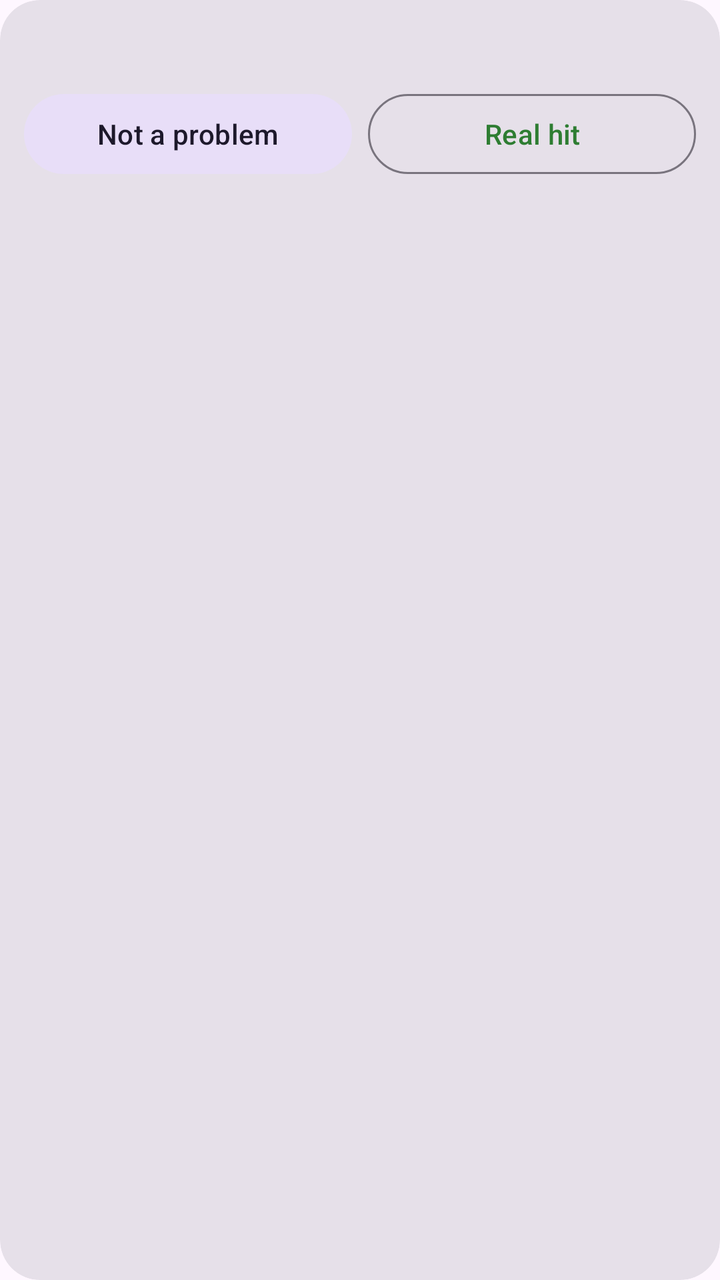
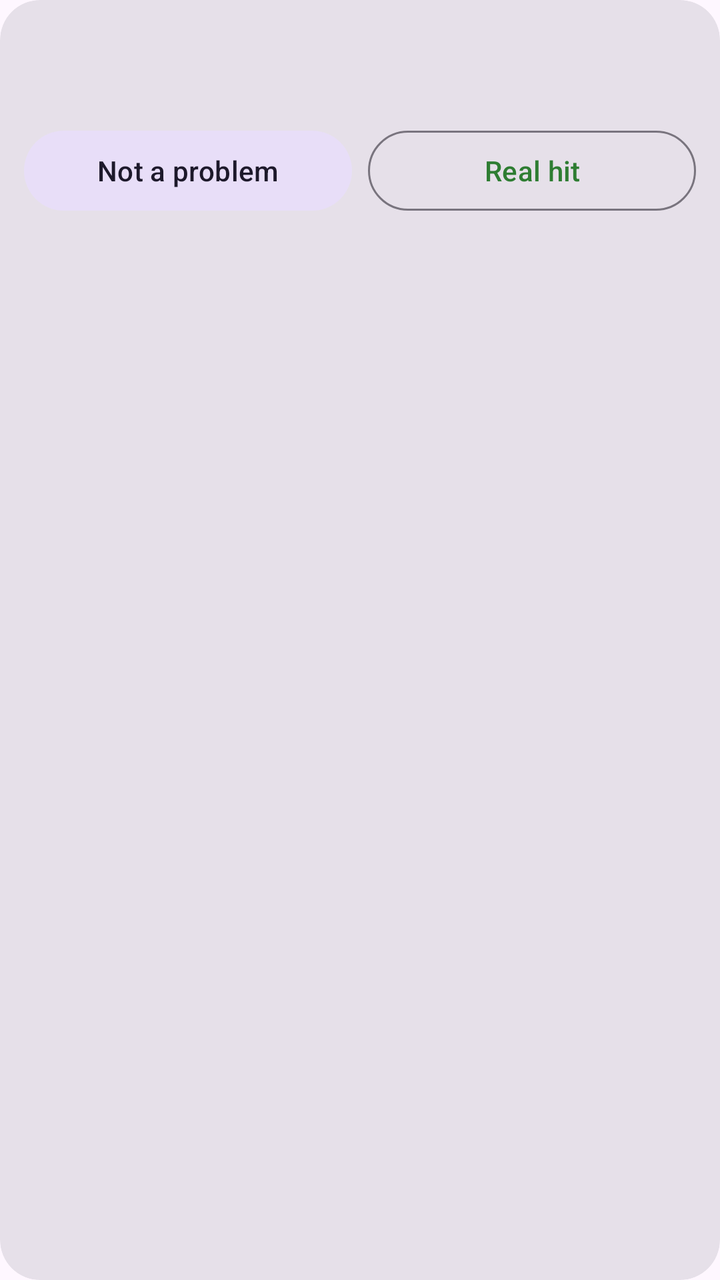

Two renders of the same Android screen: before a commit and after it. Below are the layout's source before the change and the commit's diff.
<!-- AndroidManifest.xml: application theme Theme.FocusFence -->
<!-- res/layout/item_review.xml -->
<?xml version="1.0" encoding="utf-8"?>
<com.google.android.material.card.MaterialCardView
    xmlns:android="http://schemas.android.com/apk/res/android"
    xmlns:app="http://schemas.android.com/apk/res-auto"
    android:layout_width="match_parent"
    android:layout_height="wrap_content"
    android:layout_marginTop="12dp"
    app:cardCornerRadius="20dp"
    app:contentPadding="12dp">

    <LinearLayout
        android:layout_width="match_parent"
        android:layout_height="wrap_content"
        android:orientation="vertical">

        <ImageView
            android:id="@+id/reviewImage"
            android:layout_width="match_parent"
            android:layout_height="wrap_content"
            android:adjustViewBounds="true"
            android:contentDescription="@string/review_image_desc"
            android:maxHeight="420dp"
            android:scaleType="fitCenter" />

        <TextView
            android:id="@+id/reviewMeta"
            android:layout_width="match_parent"
            android:layout_height="wrap_content"
            android:layout_marginTop="8dp"
            android:textAppearance="?attr/textAppearanceBodyMedium" />

        <LinearLayout
            android:layout_width="match_parent"
            android:layout_height="wrap_content"
            android:layout_marginTop="4dp"
            android:orientation="horizontal">

            <Button
                android:id="@+id/reviewWrong"
                style="@style/Widget.Material3.Button.TonalButton"
                android:layout_width="0dp"
                android:layout_height="wrap_content"
                android:layout_weight="1"
                android:text="@string/review_wrong" />

            <Button
                android:id="@+id/reviewReal"
                style="@style/Widget.Material3.Button.OutlinedButton"
                android:layout_width="0dp"
                android:layout_height="wrap_content"
                android:layout_marginStart="8dp"
                android:layout_weight="1"
                android:text="@string/review_real" />
        </LinearLayout>
    </LinearLayout>
</com.google.android.material.card.MaterialCardView>
<!-- resources referenced by this layout -->
<resources>
  <string name="review_image_desc">Screenshot the AI scored as risky</string>
  <string name="review_real">Real hit</string>
  <string name="review_wrong">Not a problem</string>
  <style name="Theme.FocusFence" parent="Theme.Material3.DayNight.NoActionBar">
          <item name="colorPrimary">@color/brand_primary</item>
          
          <item name="materialCardViewStyle">@style/Widget.Material3.CardView.Filled</item>
          
          <item name="android:statusBarColor">?attr/colorSurface</item>
          <item name="android:navigationBarColor">?attr/colorSurface</item>
          <item name="android:windowLightStatusBar">true</item>
      </style>
  <color name="brand_primary">#2E7D32</color>
</resources>

<!-- the commit's change to res/layout/item_review.xml (unified diff, before → after) -->
@@ -29,6 +29,14 @@
             android:layout_marginTop="8dp"
             android:textAppearance="?attr/textAppearanceBodyMedium" />
 
+        <TextView
+            android:id="@+id/reviewScores"
+            android:layout_width="match_parent"
+            android:layout_height="wrap_content"
+            android:layout_marginTop="2dp"
+            android:textAppearance="?attr/textAppearanceBodySmall"
+            android:textColor="?attr/colorOnSurfaceVariant" />
+
         <LinearLayout
             android:layout_width="match_parent"
             android:layout_height="wrap_content"
